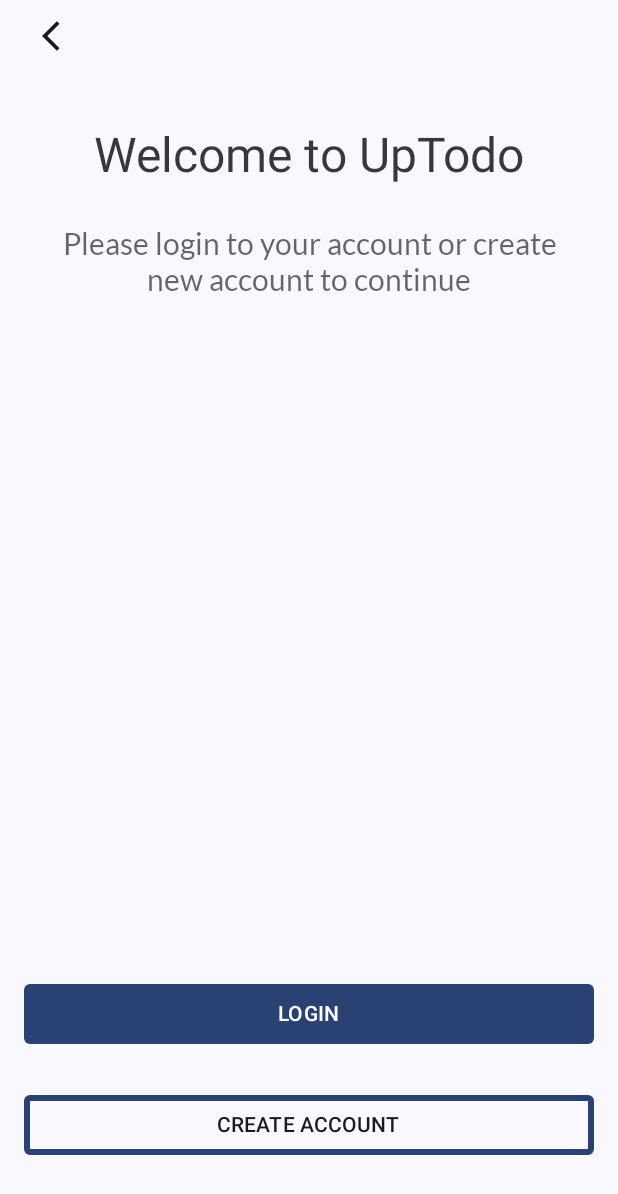
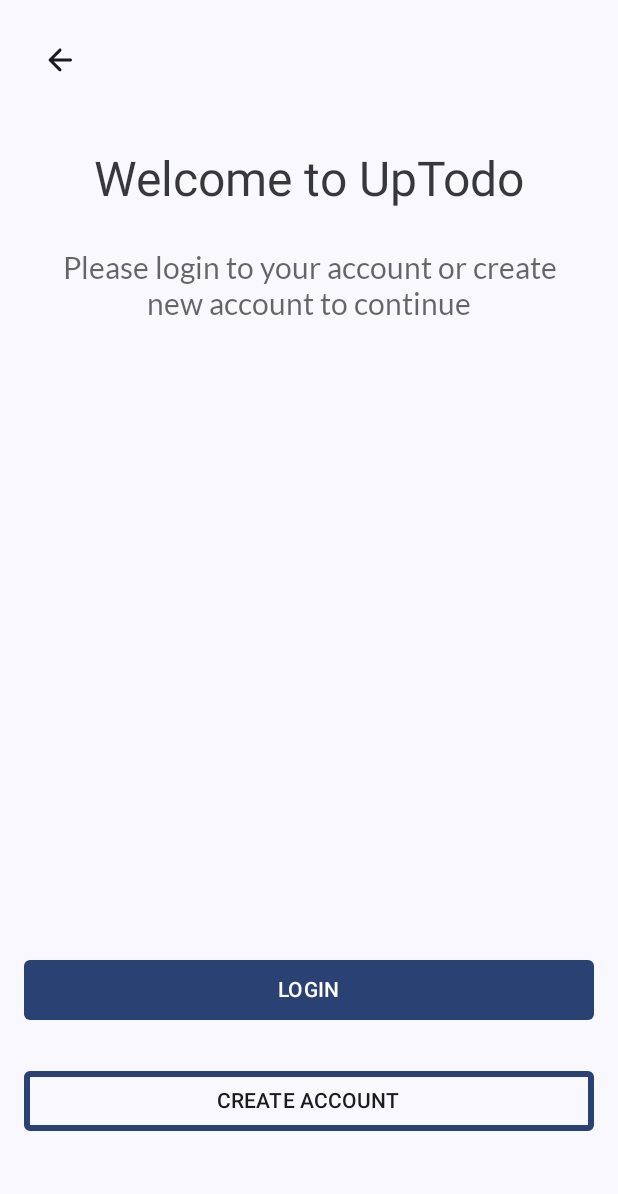
Before and after one commit to Android-Geeks/task-tracker, an Android app built with Jetpack Compose: the screen it shows after launch (MainActivity), after a tap on "SKIP", on a phone screen of 412 x 824 dp. Shown: the top 1194 px of the screen. Run offline under Robolectric (Android 15) with nearby library versions, the phone set to English and light mode, and no system bars; our stand-ins replace Dagger/Hilt's generated code.

Commit message:
update main

```diff
--- a/app/src/main/java/com/example/tasktracker/MainActivity.kt
+++ b/app/src/main/java/com/example/tasktracker/MainActivity.kt
@@ -9,9 +9,7 @@ import androidx.activity.enableEdgeToEdge
 import androidx.compose.foundation.layout.fillMaxSize
 import androidx.compose.material3.MaterialTheme
 import androidx.compose.material3.Surface
-import androidx.compose.runtime.Composable
 import androidx.compose.ui.Modifier
-import androidx.compose.ui.tooling.preview.Preview
 import androidx.core.splashscreen.SplashScreen.Companion.installSplashScreen
 import com.example.tasktracker.ui.navigate.TaskTrackerApp
 import com.example.tasktracker.ui.theme.TaskTrackerTheme
@@ -39,12 +37,3 @@ class MainActivity : ComponentActivity() {
         }
     }
 }
-
-
-@Preview(showBackground = true)
-@Composable
-fun GreetingPreview() {
-    TaskTrackerTheme {
-
-    }
-}
--- a/app/src/main/java/com/example/tasktracker/ui/screens/StartScreen.kt
+++ b/app/src/main/java/com/example/tasktracker/ui/screens/StartScreen.kt
@@ -9,6 +9,8 @@ import androidx.compose.foundation.layout.fillMaxWidth
 import androidx.compose.foundation.layout.height
 import androidx.compose.foundation.layout.padding
 import androidx.compose.foundation.shape.RoundedCornerShape
+import androidx.compose.material.icons.Icons
+import androidx.compose.material.icons.rounded.ArrowBack
 import androidx.compose.material3.Button
 import androidx.compose.material3.ButtonDefaults
 import androidx.compose.material3.Icon
@@ -20,7 +22,6 @@ import androidx.compose.runtime.Composable
 import androidx.compose.ui.Alignment
 import androidx.compose.ui.Modifier
 import androidx.compose.ui.draw.alpha
-import androidx.compose.ui.res.painterResource
 import androidx.compose.ui.res.stringResource
 import androidx.compose.ui.text.style.TextAlign
 import androidx.compose.ui.tooling.preview.Preview
@@ -37,12 +38,12 @@ fun StartScreen(
     Column(
         modifier = modifier
             .fillMaxSize()
-            .padding(horizontal = 16.dp),
+            .padding(16.dp),
         Arrangement.spacedBy(36.dp)
     ) {
         IconButton(onClick = onBackClick) {
             Icon(
-                painterResource(R.drawable.baseline_arrow_back_ios_24),
+                imageVector = Icons.Rounded.ArrowBack,
                 contentDescription = "Back"
             )
         }
@@ -91,6 +92,6 @@ fun StartScreen(
 
 @Preview(showBackground = true)
 @Composable
-fun Pre() {
+fun StartScreenPreview() {
     StartScreen(Modifier, {}, {}, {})
 }
```
